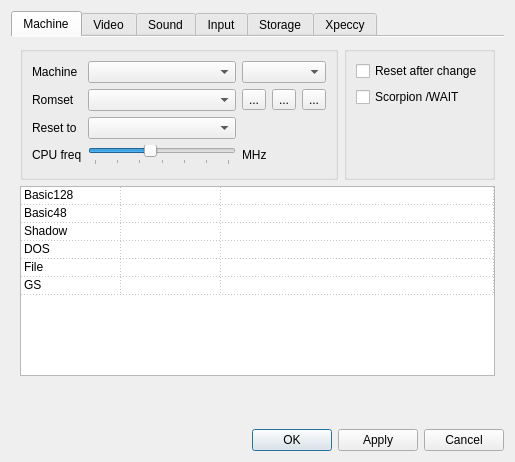
Old version of the form ui/setupwin.ui in the repository samstyle/Xpeccy.
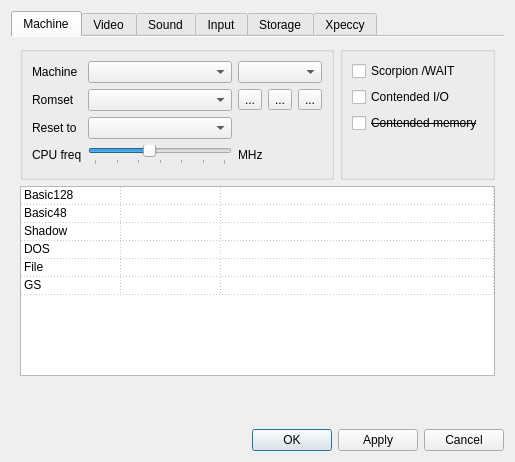
New version of the form. Icons and pictures are not drawn.

Patch:
```diff
--- a/ui/setupwin.ui
+++ b/ui/setupwin.ui
@@ -206,14 +206,7 @@
            </item>
            <item>
             <widget class="QGroupBox" name="archOptGBox">
-             <layout class="QVBoxLayout" name="verticalLayout_26" stretch="0,0,0">
-              <item>
-               <widget class="QCheckBox" name="reschk">
-                <property name="text">
-                 <string>Reset after change</string>
-                </property>
-               </widget>
-              </item>
+             <layout class="QVBoxLayout" name="verticalLayout_26" stretch="0,0,0,0">
               <item>
                <widget class="QCheckBox" name="scrpwait">
                 <property name="enabled">
@@ -227,6 +220,25 @@
                 </property>
                </widget>
               </item>
+              <item>
+               <widget class="QCheckBox" name="contIO">
+                <property name="text">
+                 <string>Contended I/O</string>
+                </property>
+               </widget>
+              </item>
+              <item>
+               <widget class="QCheckBox" name="contMem">
+                <property name="font">
+                 <font>
+                  <strikeout>true</strikeout>
+                 </font>
+                </property>
+                <property name="text">
+                 <string>Contended memory</string>
+                </property>
+               </widget>
+              </item>
               <item>
                <spacer name="verticalSpacer_18">
                 <property name="orientation">
@@ -541,18 +553,6 @@
                 </property>
                </widget>
               </item>
-              <item>
-               <widget class="QCheckBox" name="contMem">
-                <property name="font">
-                 <font>
-                  <strikeout>true</strikeout>
-                 </font>
-                </property>
-                <property name="text">
-                 <string>Contended memory</string>
-                </property>
-               </widget>
-              </item>
               <item>
                <spacer name="verticalSpacer_24">
                 <property name="orientation">
```
